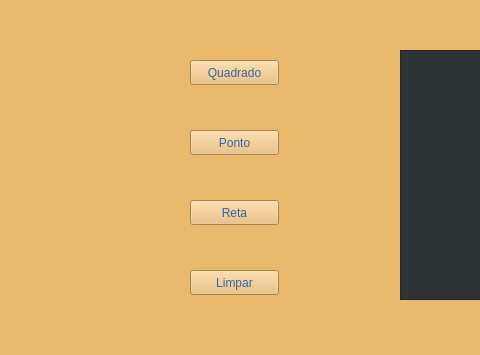
Above: mainwindow.ui from Elquiasjr/Qt-Projects before the change; both pictures show x 0 to 480 and y 100 to 455 of the 932 by 600 pixel window. Below: the same form after it.
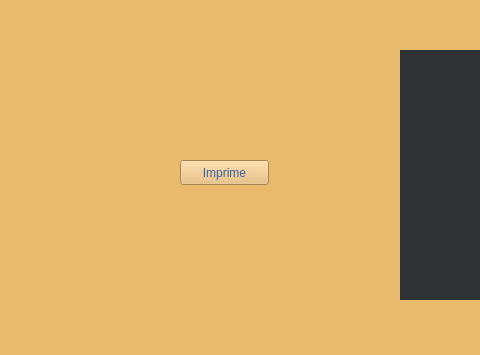
That is the form after the change. Custom widgets are drawn as their Qt base class.

The edit to the form file:
```diff
--- a/mainwindow.ui
+++ b/mainwindow.ui
@@ -21,8 +21,8 @@
    <widget class="QPushButton" name="pushButton_2">
     <property name="geometry">
      <rect>
-      <x>190</x>
-      <y>160</y>
+      <x>180</x>
+      <y>260</y>
       <width>89</width>
       <height>25</height>
      </rect>
@@ -31,7 +31,7 @@
      <string notr="true">font: 700 italic 11pt &quot;Yrsa&quot;;</string>
     </property>
     <property name="text">
-     <string>Quadrado</string>
+     <string>Imprime</string>
     </property>
    </widget>
    <widget class="Myframe" name="frame">
@@ -51,7 +51,8 @@
     </property>
     <property name="styleSheet">
      <string notr="true">color: rgb(92, 53, 102);
-background-color: rgb(46, 52, 54);</string>
+background-color: rgb(46, 52, 54);
+border:none;</string>
     </property>
     <property name="frameShape">
      <enum>QFrame::StyledPanel</enum>
@@ -60,54 +61,6 @@
      <enum>QFrame::Plain</enum>
     </property>
    </widget>
-   <widget class="QPushButton" name="pushButton_3">
-    <property name="geometry">
-     <rect>
-      <x>190</x>
-      <y>230</y>
-      <width>89</width>
-      <height>25</height>
-     </rect>
-    </property>
-    <property name="styleSheet">
-     <string notr="true">font: 700 italic 11pt &quot;Yrsa&quot;;</string>
-    </property>
-    <property name="text">
-     <string>Ponto</string>
-    </property>
-   </widget>
-   <widget class="QPushButton" name="pushButton">
-    <property name="geometry">
-     <rect>
-      <x>190</x>
-      <y>300</y>
-      <width>89</width>
-      <height>25</height>
-     </rect>
-    </property>
-    <property name="styleSheet">
-     <string notr="true">font: 700 italic 11pt &quot;Yrsa&quot;;</string>
-    </property>
-    <property name="text">
-     <string>Reta</string>
-    </property>
-   </widget>
-   <widget class="QPushButton" name="pushButton_4">
-    <property name="geometry">
-     <rect>
-      <x>190</x>
-      <y>370</y>
-      <width>89</width>
-      <height>25</height>
-     </rect>
-    </property>
-    <property name="styleSheet">
-     <string notr="true">font: 700 italic 11pt &quot;Yrsa&quot;;</string>
-    </property>
-    <property name="text">
-     <string>Limpar</string>
-    </property>
-   </widget>
   </widget>
   <widget class="QMenuBar" name="menubar">
    <property name="geometry">
```
Left out of the diff: 55 changed lines with no effect on the pictures.
